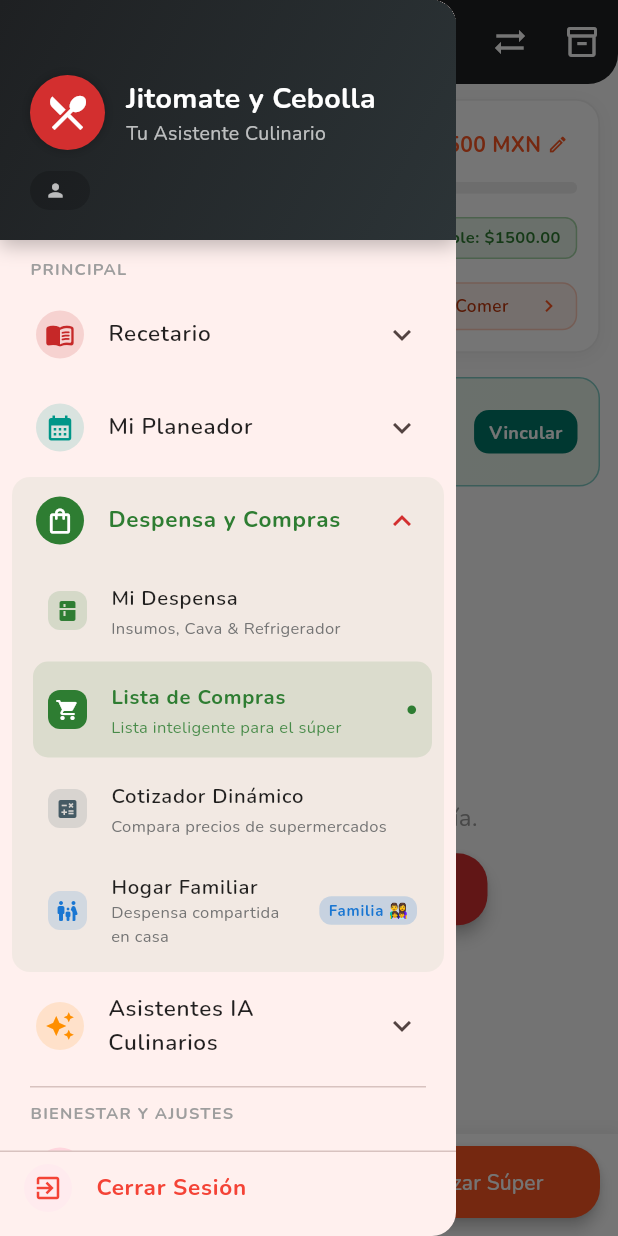
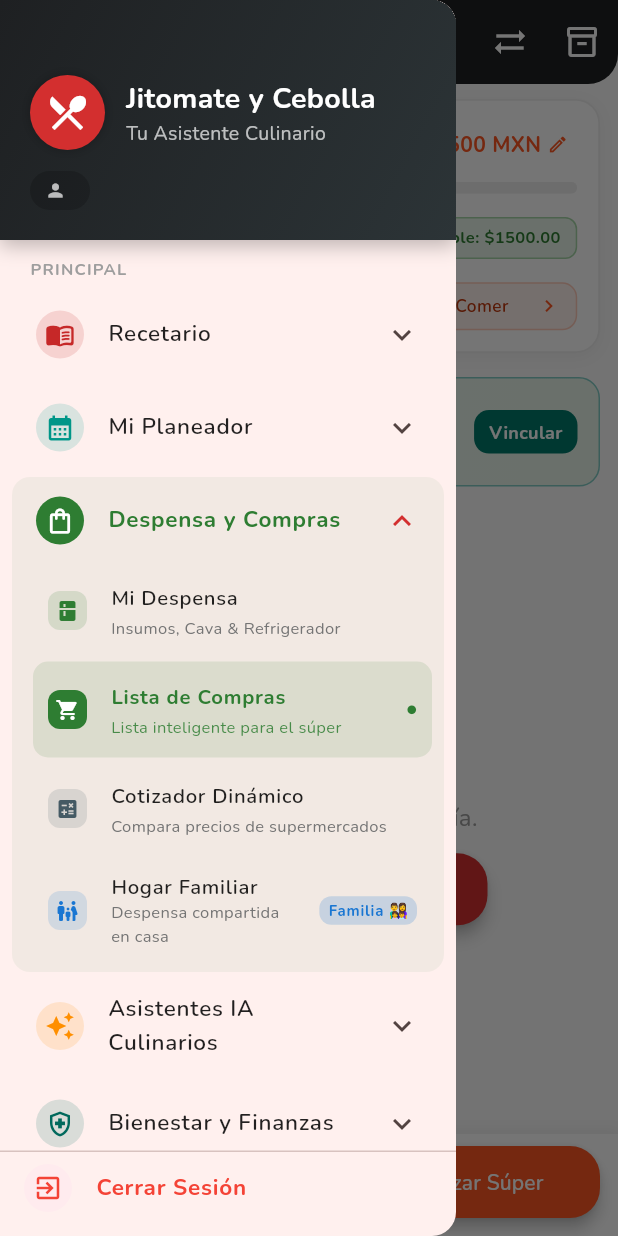
Before and after one commit to alainmichelfl/app_recetas, a Flutter app: the PantallaCarrito screen opened directly, with the side drawer open, on a phone screen of 412 x 824 dp. Run offline on Flutter 3.47's test engine with Material 3 defaults, Android fonts, the phone set to English and light mode, and no system bars; our stand-ins replace google_fonts, google_generative_ai, image_picker, share_plus, shared_preferences, speech_to_text and 1 more; missing offline and left inert: add_2_calendar; accounts and stored records are empty.

Commit message:
feat(design): P21 Rediseño Culinario Premium — Unificación de AppBars Carbón Grafito, Menú en 5 Categorías Compactas y Armonización Bistró Borgoña

```diff
--- a/lib/menu_lateral.dart
+++ b/lib/menu_lateral.dart
@@ -488,6 +488,68 @@ class MenuLateral extends StatelessWidget {
     );
   }
 
+  Widget _construirMenuBienestarYFinanzasConSubmenu(BuildContext context) {
+    final bool esGrupoActivo = rutaActual == 'salud' || rutaActual == 'finanzas';
+    const Color colorGrupo = Color(0xFF00695C); // Verde Pino / Balance Bienestar
+
+    return Theme(
+      data: Theme.of(context).copyWith(dividerColor: Colors.transparent),
+      child: Container(
+        margin: const EdgeInsets.symmetric(vertical: 2),
+        decoration: BoxDecoration(
+          color: esGrupoActivo ? colorGrupo.withValues(alpha: 0.06) : Colors.transparent,
+          borderRadius: BorderRadius.circular(12),
+        ),
+        child: ExpansionTile(
+          initiallyExpanded: esGrupoActivo,
+          tilePadding: const EdgeInsets.symmetric(horizontal: 16, vertical: 0),
+          childrenPadding: const EdgeInsets.only(left: 14, right: 8, bottom: 6),
+          leading: Container(
+            padding: const EdgeInsets.all(6),
+            decoration: BoxDecoration(
+              color: esGrupoActivo ? colorGrupo : colorGrupo.withValues(alpha: 0.15),
+              shape: BoxShape.circle,
+            ),
+            child: Icon(
+              Icons.health_and_safety_outlined,
+              color: esGrupoActivo ? Colors.white : colorGrupo,
+              size: 20,
+            ),
+          ),
+          title: Text(
+            'Bienestar y Finanzas',
+            style: TextStyle(
+              fontWeight: esGrupoActivo ? FontWeight.bold : FontWeight.w600,
+              color: esGrupoActivo ? colorGrupo : Colors.black87,
+              fontSize: 15,
+            ),
+          ),
+          children: [
+            _construirSubItem(
+              context: context,
+              ruta: 'salud',
+              titulo: 'Mi Salud',
+              subtitulo: 'Calorías, macros e hidratación',
+              icono: Icons.favorite,
+              colorIcono: Colors.pinkAccent,
+              pantalla: () => const PantallaSalud(),
+            ),
+            const SizedBox(height: 2),
+            _construirSubItem(
+              context: context,
+              ruta: 'finanzas',
+              titulo: 'Mis Finanzas',
+              subtitulo: 'Presupuesto, gastos y tickets',
+              icono: Icons.account_balance_wallet,
+              colorIcono: Colors.indigo,
+              pantalla: () => const PantallaFinanzas(),
+            ),
+          ],
+        ),
+      ),
+    );
+  }
+
   @override
   Widget build(BuildContext context) {
     final user = Supabase.instance.client.auth.currentUser;
@@ -619,6 +681,7 @@ class MenuLateral extends StatelessWidget {
                   _construirMenuPlaneadorConSubmenu(context),
                   _construirMenuDespensaYComprasConSubmenu(context),
                   _construirMenuAsistentesIAConSubmenu(context),
+                  _construirMenuBienestarYFinanzasConSubmenu(context),
 
                   const Padding(
                     padding: EdgeInsets.symmetric(horizontal: 12, vertical: 6),
@@ -628,7 +691,7 @@ class MenuLateral extends StatelessWidget {
                   const Padding(
                     padding: EdgeInsets.symmetric(horizontal: 12, vertical: 4),
                     child: Text(
-                      'BIENESTAR Y AJUSTES',
+                      'AJUSTES Y COMUNIDAD',
                       style: TextStyle(
                         fontSize: 11,
                         fontWeight: FontWeight.bold,
@@ -639,26 +702,10 @@ class MenuLateral extends StatelessWidget {
                   ),
                   _construirItem(
                     context: context,
-                    ruta: 'salud',
-                    titulo: 'Mi Salud',
-                    icono: Icons.favorite,
-                    colorIcono: Colors.pinkAccent,
-                    pantalla: () => const PantallaSalud(),
-                  ),
-                  _construirItem(
-                    context: context,
-                    ruta: 'finanzas',
-                    titulo: 'Mis Finanzas',
-                    icono: Icons.account_balance_wallet,
-                    colorIcono: Colors.indigo,
-                    pantalla: () => const PantallaFinanzas(),
-                  ),
-                  _construirItem(
-                    context: context,
                     ruta: 'preferencias',
                     titulo: 'Mis Preferencias',
-                    icono: Icons.settings,
-                    colorIcono: Colors.blueGrey,
+                    icono: Icons.tune,
+                    colorIcono: const Color(0xFF455A64),
                     pantalla: () => const PantallaPreferencias(),
                   ),
                   ListTile(
@@ -716,12 +763,12 @@ class MenuLateral extends StatelessWidget {
                     leading: Container(
                       padding: const EdgeInsets.all(6),
                       decoration: BoxDecoration(
-                        color: Colors.deepOrange.withValues(alpha: 0.15),
+                        color: const Color(0xFFD32F2F).withValues(alpha: 0.12),
                         shape: BoxShape.circle,
                       ),
                       child: const Icon(
                         Icons.install_mobile,
-                        color: Colors.deepOrange,
+                        color: Color(0xFFD32F2F),
                         size: 20,
                       ),
                     ),
@@ -736,7 +783,7 @@ class MenuLateral extends StatelessWidget {
                     trailing: Container(
                       padding: const EdgeInsets.symmetric(horizontal: 8, vertical: 2),
                       decoration: BoxDecoration(
-                        color: Colors.deepOrange.withValues(alpha: 0.15),
+                        color: const Color(0xFFD32F2F).withValues(alpha: 0.12),
                         borderRadius: BorderRadius.circular(10),
                       ),
                       child: const Text(
@@ -744,7 +791,7 @@ class MenuLateral extends StatelessWidget {
                         style: TextStyle(
                           fontSize: 11,
                           fontWeight: FontWeight.bold,
-                          color: Colors.deepOrange,
+                          color: Color(0xFFD32F2F),
                         ),
                       ),
                     ),
--- a/lib/pantalla_carrito.dart
+++ b/lib/pantalla_carrito.dart
@@ -1475,7 +1475,12 @@ class _PantallaCarritoState extends State<PantallaCarrito> {
             onPressed: () => Scaffold.of(ctx).openDrawer(),
           ),
         ),
-        title: const Text('Lista de Compras'),
+        title: const Text(
+          'Lista de Compras 🛒',
+          style: TextStyle(fontWeight: FontWeight.bold),
+        ),
+        backgroundColor: const Color(0xFF1E2022),
+        foregroundColor: Colors.white,
         actions: [
           // 🛒 Cotizar en Supermercados
           IconButton(
--- a/lib/pantalla_detalle_receta.dart
+++ b/lib/pantalla_detalle_receta.dart
@@ -30,7 +30,7 @@ class PantallaDetalleReceta extends StatefulWidget {
 }
 
 class _PantallaDetalleRecetaState extends State<PantallaDetalleReceta> {
-  final Color naranjaZanahoria = const Color(0xFFF57C00);
+  final Color naranjaZanahoria = const Color(0xFFD32F2F);
   final Color rojoJitomate = const Color(0xFFD32F2F);
 
   int porcionesOriginales = 1;
--- a/lib/pantalla_finanzas.dart
+++ b/lib/pantalla_finanzas.dart
@@ -740,10 +740,10 @@ class _PantallaFinanzasState extends State<PantallaFinanzas> {
       ),
       body: _cargando
           ? const Center(
-              child: CircularProgressIndicator(color: Colors.deepOrange),
+              child: CircularProgressIndicator(color: Color(0xFFD32F2F)),
             )
           : RefreshIndicator(
-              color: Colors.deepOrange,
+              color: const Color(0xFFD32F2F),
               onRefresh: _cargarTodoFinanzas,
               child: ListView(
                 physics: const AlwaysScrollableScrollPhysics(),
--- a/lib/pantalla_planeador.dart
+++ b/lib/pantalla_planeador.dart
@@ -2609,6 +2609,8 @@ class _PantallaPlaneadorState extends State<PantallaPlaneador> {
           'Mi Planeador 📅',
           style: TextStyle(fontWeight: FontWeight.bold),
         ),
+        backgroundColor: const Color(0xFF1E2022),
+        foregroundColor: Colors.white,
         actions: [
           IconButton(
             icon: const Icon(Icons.calendar_month_outlined),
```
Also changed, not shown: lib/pantalla_recetas.dart (+26 -26 lines).
